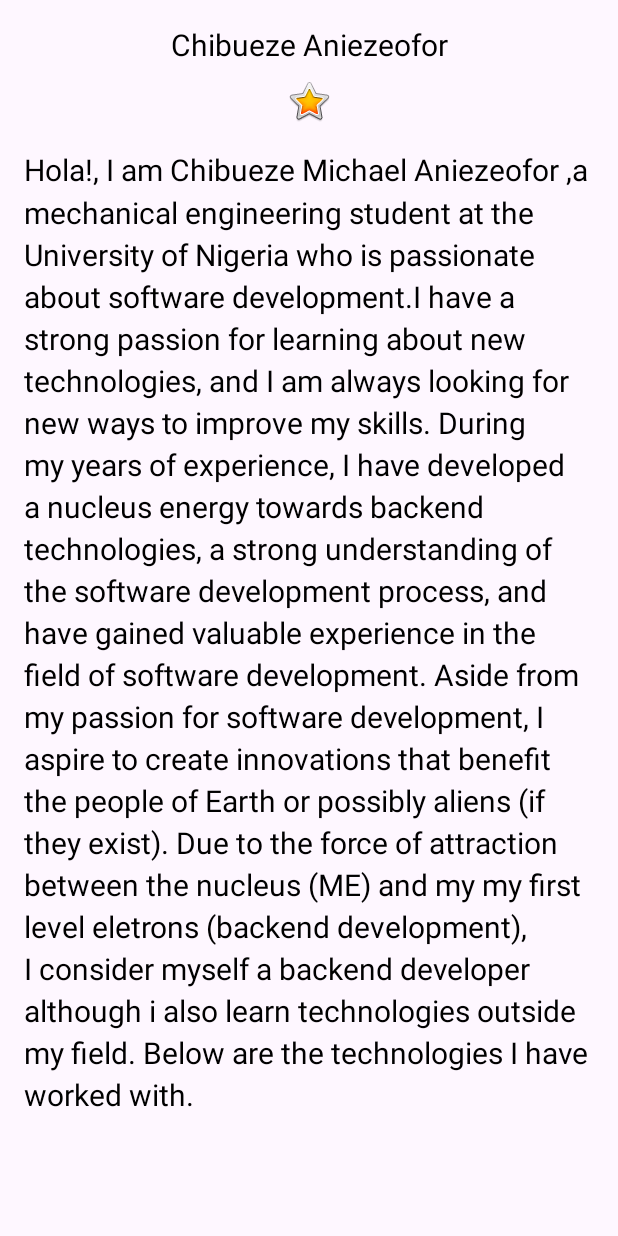
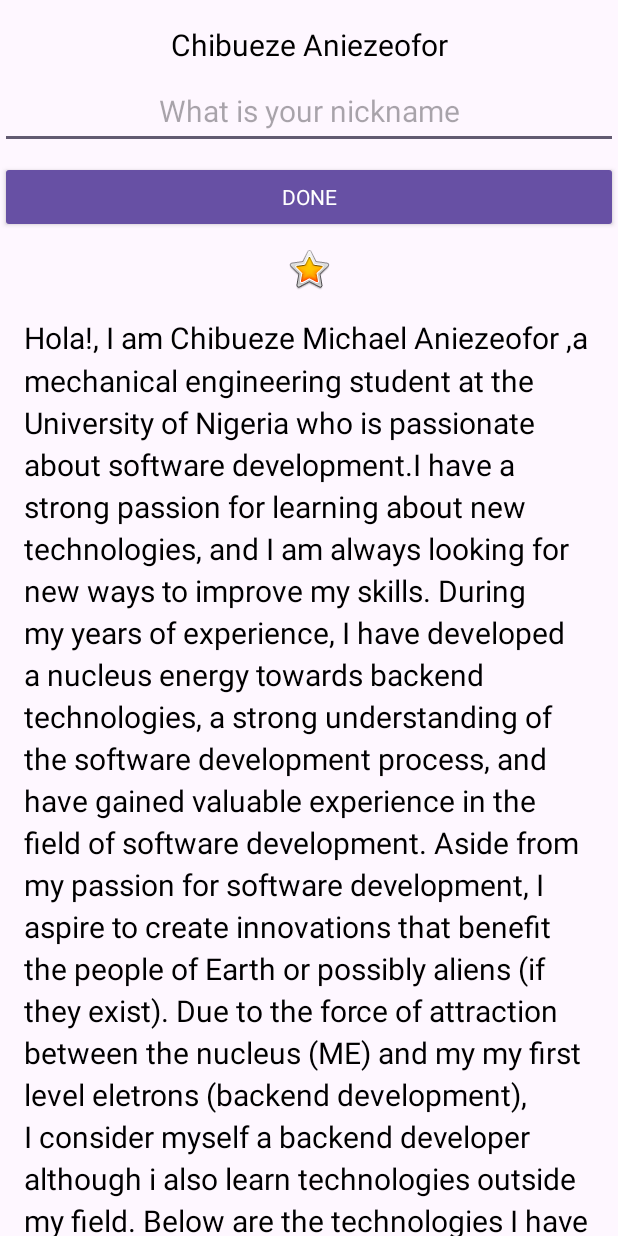
Before and after one commit to codad5/kt-About-me-app, an Android app: the screen it shows after launch (MainActivity), on a phone screen of 412 x 824 dp. Run offline under Robolectric (Android 15) with nearby library versions, the phone set to English and light mode, and no system bars.

Commit message:
Added nickname functionality

```diff
--- a/app/src/main/java/me/codad5/aboutme/MainActivity.kt
+++ b/app/src/main/java/me/codad5/aboutme/MainActivity.kt
@@ -1,11 +1,36 @@
 package me.codad5.aboutme
 
+import android.content.Context
 import androidx.appcompat.app.AppCompatActivity
 import android.os.Bundle
+import android.view.View
+import android.view.inputmethod.InputMethodManager
+import android.widget.Button
+import android.widget.EditText
+import android.widget.TextView
 
 class MainActivity : AppCompatActivity() {
     override fun onCreate(savedInstanceState: Bundle?) {
         super.onCreate(savedInstanceState)
         setContentView(R.layout.activity_main)
+
+        findViewById<Button>(R.id.done_button).setOnClickListener {
+            setNickname(it)
+        }
+
+    }
+
+    private fun setNickname(view : View) {
+        val nickname_input = findViewById<EditText>(R.id.nickname_edit)
+        val show_nickname = findViewById<TextView>(R.id.nickname_show)
+
+        show_nickname.text = nickname_input.text
+        nickname_input.visibility = View.GONE
+        view.visibility = View.GONE
+        show_nickname.visibility = View.VISIBLE
+
+//        to hide the keyboard
+        val imm = getSystemService(Context.INPUT_METHOD_SERVICE) as InputMethodManager
+        imm.hideSoftInputFromWindow(view.windowToken, 0)
     }
 }
--- a/app/src/main/res/layout/activity_main.xml
+++ b/app/src/main/res/layout/activity_main.xml
@@ -12,6 +12,35 @@
         android:layout_height="wrap_content"
         android:text="@string/my_name"
         android:textAlignment="center" />
+
+    <EditText
+        android:id="@+id/nickname_edit"
+        style="@style/NameStyle"
+        android:layout_width="match_parent"
+        android:layout_height="wrap_content"
+        android:ems="10"
+        android:hint="@string/nickname_hint"
+        android:inputType="text"
+        android:minHeight="48dp"
+        android:textAlignment="center" />
+
+    <Button
+        android:id="@+id/done_button"
+        style="@style/Widget.AppCompat.Button.Colored"
+        android:layout_gravity="center_horizontal"
+        android:layout_marginTop="@dimen/layout_margin"
+        android:fontFamily="@font/roboto"
+        android:layout_width="match_parent"
+        android:layout_height="wrap_content"
+        android:text="@string/Done" />
+
+    <TextView
+        android:id="@+id/nickname_show"
+        style="@style/NameStyle"
+        android:layout_width="match_parent"
+        android:layout_height="wrap_content"
+        android:textAlignment="center"
+        android:visibility="gone" />
 
     <ImageView
         android:id="@+id/starImage"
--- a/app/src/main/res/values/strings.xml
+++ b/app/src/main/res/values/strings.xml
@@ -9,4 +9,6 @@ Aside from my passion for software development, I aspire to create innovations t
 
 
 Due to the force of attraction between the  nucleus (ME) and my my first level eletrons (backend development), I consider myself a backend developer although i also learn technologies outside my field. Below are the technologies I have worked with.</string>
+    <string name="nickname_hint">What is your nickname</string>
+    <string name="Done">Done</string>
 </resources>
```
